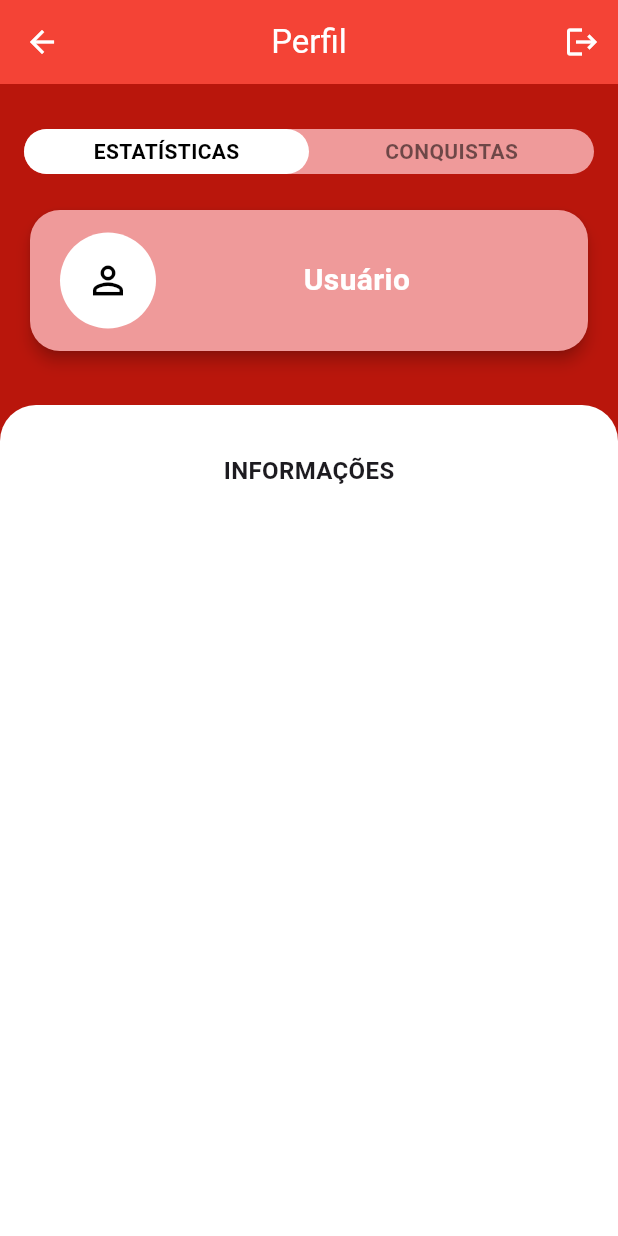
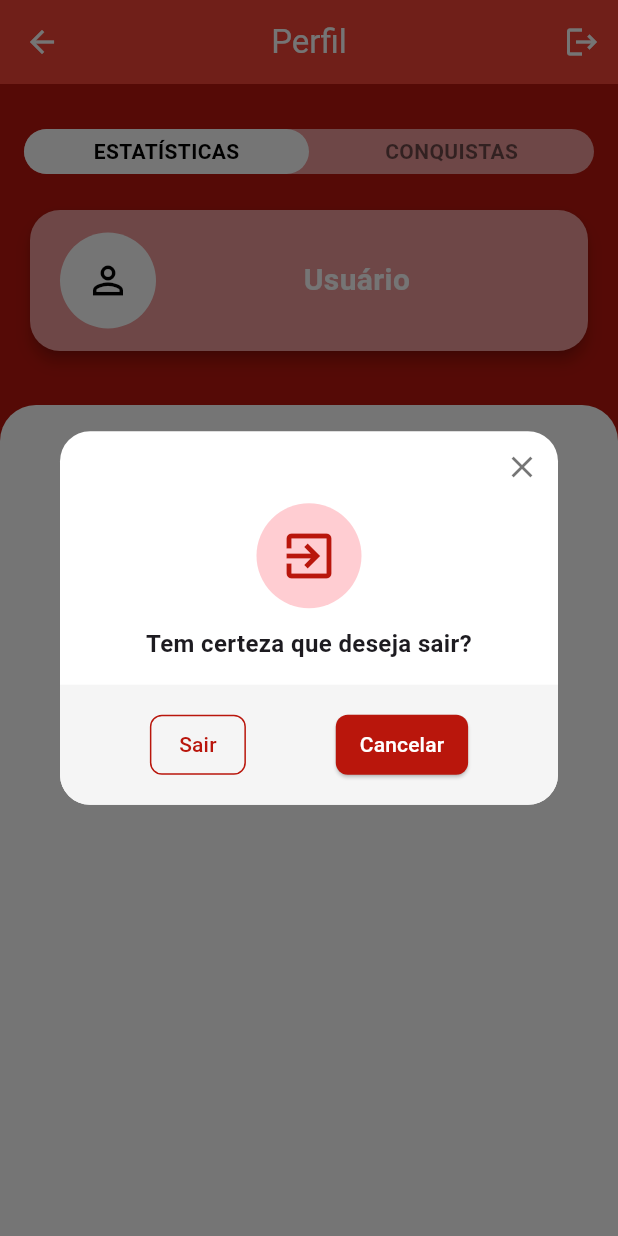
Before and after one commit to GESyCA/FarmacIA, a Flutter app: the ProfilePage screen opened by its route, after a tap on the "logout" icon, on a phone screen of 412 x 824 dp. Run offline on Flutter 3.47's test engine with Material 3 defaults, Android fonts, the phone set to English and light mode, and no system bars; our stand-ins replace flutter_dotenv, flutter_svg, get, hive, hive_flutter, supabase_flutter; accounts and stored records are empty; statements that could not run were skipped.

Commit message:
style: exit dialog

```diff
--- a/Paciente/farmacia/lib/app/data/store/chat_store.dart
+++ /dev/null
@@ -1,14 +0,0 @@
-import 'package:farmacia/app/data/repositories/chat_repository.dart';
-import 'package:flutter/material.dart';
-
-class ChatStore {
-  final ChatRepository chatRepository;
-
-  ChatStore({required this.chatRepository});
-
-  // variavel reativa para o loading
-  final ValueNotifier loading = ValueNotifier<bool>(false);
-
-  // variavel reativa para a resposta
-  final ValueNotifier<String> answer = ValueNotifier<String>('');
-}
--- /dev/null
+++ b/Paciente/farmacia/lib/app/ui/modal/exit_dialog.dart
@@ -0,0 +1,110 @@
+import 'package:farmacia/app/data/supabase/auth_service.dart';
+import 'package:flutter/material.dart';
+import 'package:get/get.dart';
+import 'package:supabase_flutter/supabase_flutter.dart';
+
+class ExitDialog extends StatelessWidget {
+  ExitDialog({super.key});
+
+  final AuthService _authService = AuthService(client: Supabase.instance.client);
+
+  @override
+  Widget build(BuildContext context) {
+    return Dialog(
+      backgroundColor: Colors.white,
+      shape: RoundedRectangleBorder(
+        borderRadius: BorderRadius.circular(20),
+      ),
+      child: Column(
+        mainAxisSize: MainAxisSize.min,
+        children: [
+          Align(
+            alignment: Alignment.topRight,
+            child: IconButton(
+              icon: Icon(
+                Icons.close,
+                color: Colors.black54,
+              ),
+              onPressed: () {
+                Navigator.pop(context);
+              },
+            ),
+          ),
+          CircleAvatar(
+            backgroundColor: Colors.red[100],
+            radius: 35,
+            child: Icon(
+              Icons.exit_to_app,
+              size: 40,
+              color: Color(0xFFB9160C),
+            ),
+          ),
+          SizedBox(
+            height: 12,
+          ),
+          Text(
+            "Tem certeza que deseja sair?",
+            textAlign: TextAlign.center,
+            style: TextStyle(
+              fontSize: 16,
+              fontWeight: FontWeight.w600,
+            ),
+          ),
+          SizedBox(
+            height: 16,
+          ),
+          Container(
+            width: double.infinity,
+            height: 80,
+            decoration: BoxDecoration(
+              color: Colors.grey[100],
+              borderRadius: BorderRadius.only(
+                bottomLeft: Radius.circular(20),
+                bottomRight: Radius.circular(20),
+              ),
+            ),
+            child: Row(
+              mainAxisAlignment: MainAxisAlignment.spaceEvenly,
+              children: [
+                TextButton.icon(
+                  onPressed: () {
+                    Get.back();
+                    _authService.signOut();
+                  },
+                  label: Text(
+                    "Sair",
+                  ),
+                  style: TextButton.styleFrom(
+                    foregroundColor: Color(0xFFB9160C),
+                    padding: EdgeInsets.symmetric(horizontal: 16, vertical: 10),
+                    shape: RoundedRectangleBorder(
+                      borderRadius: BorderRadius.circular(8),
+                      side: BorderSide(color: Color(0xFFB9160C)),
+                    ),
+                  ),
+                ),
+                ElevatedButton.icon(
+                  onPressed: () {
+                    Get.back();
+                  },
+                  label: Text(
+                    "Cancelar",
+                  ),
+                  style: ElevatedButton.styleFrom(
+                    backgroundColor: Color(0xFFB9160C),
+                    foregroundColor: Colors.white,
+                    padding:
+                        EdgeInsets.symmetric(horizontal: 16, vertical: 10),
+                    shape: RoundedRectangleBorder(
+                      borderRadius: BorderRadius.circular(8),
+                    ),
+                  ),
+                ),
+              ],
+            ),
+          )
+        ],
+      ),
+    );
+  }
+}
--- a/Paciente/farmacia/lib/app/ui/widgets/custom_app_bar.dart
+++ b/Paciente/farmacia/lib/app/ui/widgets/custom_app_bar.dart
@@ -1,11 +1,16 @@
-import 'package:farmacia/app/data/supabase/auth_service.dart';
+import 'package:farmacia/app/ui/modal/exit_dialog.dart';
 import 'package:flutter/material.dart';
-import 'package:supabase_flutter/supabase_flutter.dart';
 
 class CustomAppBar extends StatelessWidget implements PreferredSizeWidget {
   final String title;
-  final AuthService _authService = AuthService(client: Supabase.instance.client);
   CustomAppBar({super.key, required this.title});
+
+  void _showExitDialog(BuildContext context) {
+    showDialog(
+      context: context,
+      builder: (context) => ExitDialog(),
+    );
+  }
 
   @override
   Widget build(BuildContext context) {
@@ -17,7 +22,7 @@ class CustomAppBar extends StatelessWidget implements PreferredSizeWidget {
         actions: [
           IconButton(
             icon: const Icon(Icons.logout),
-            onPressed: () => _authService.signOut(),
+            onPressed: () => _showExitDialog(context),
           ),
         ],
       );
```
